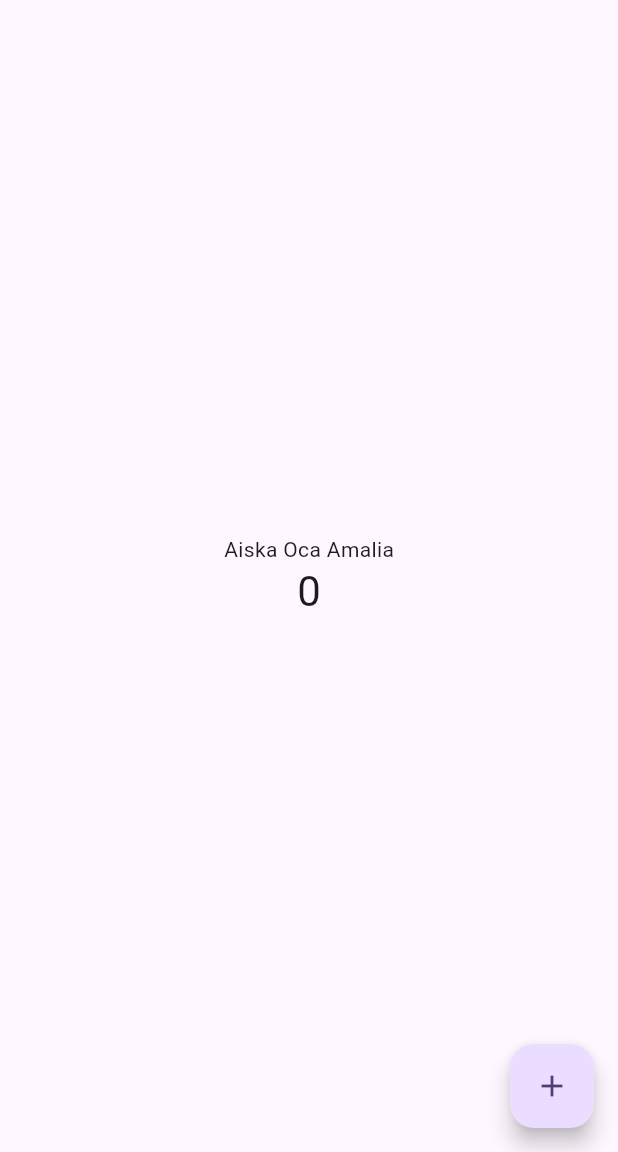
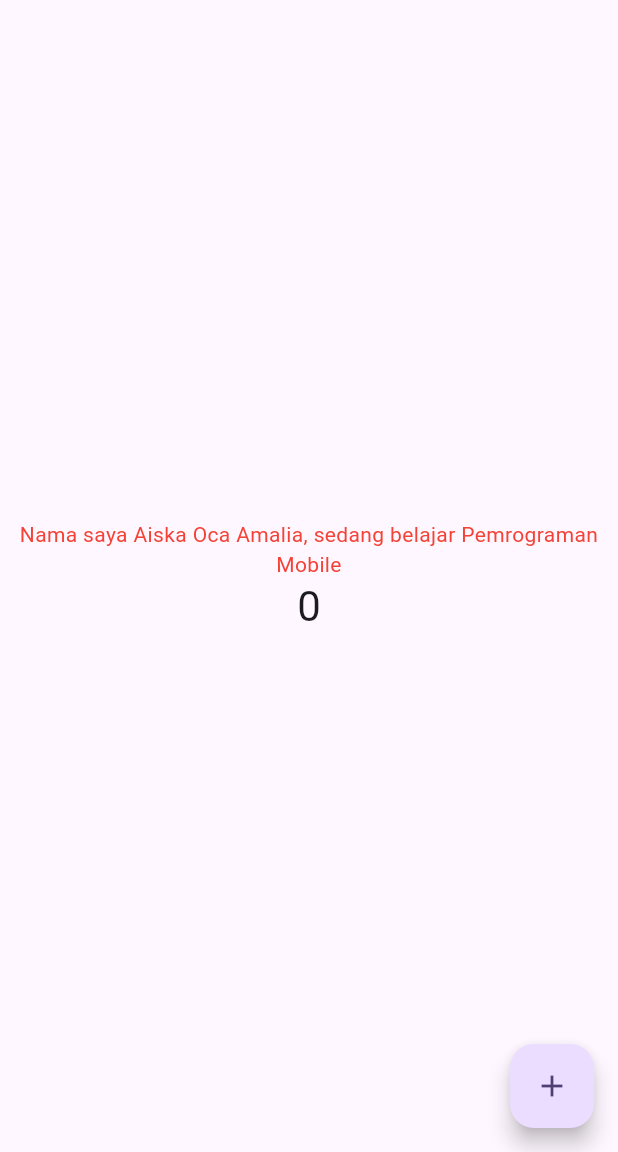
Before and after one commit to aiska28/flutter-fundamental-part1, a Flutter app: the screen it shows after launch, on a phone screen of 412 x 824 dp, the part 84-1236 px from its top. Run offline on Flutter 3.47's test engine with Material 3 defaults, Android fonts, the phone set to English and light mode, and no system bars.

Commit message:
Langkah 1: Text Widget

```diff
--- /dev/null
+++ b/lib/basic_widgets/text_widgets.dart
@@ -0,0 +1,13 @@
+import 'package:flutter/material.dart';
+
+class MyTextWidget extends StatelessWidget {
+  const MyTextWidget({Key? key}) : super(key: key);
+
+  @override
+  Widget build(BuildContext context) {
+    return const Text(
+      "Nama saya Aiska Oca Amalia, sedang belajar Pemrograman Mobile",
+      style: TextStyle(color: Colors.red, fontSize: 14),
+      textAlign: TextAlign.center);
+  }
+}
--- a/lib/main.dart
+++ b/lib/main.dart
@@ -1,4 +1,5 @@
- import 'package:flutter/material.dart';
+import 'package:flutter/material.dart';
+import 'package:hello_world/basic_widgets/text_widgets.dart';
 
 void main() {
   runApp(const MyApp());
@@ -7,27 +8,11 @@ void main() {
 class MyApp extends StatelessWidget {
   const MyApp({super.key});
 
-  // This widget is the root of your application.
   @override
   Widget build(BuildContext context) {
     return MaterialApp(
       title: 'Flutter Demo',
       theme: ThemeData(
-        // This is the theme of your application.
-        //
-        // TRY THIS: Try running your application with "flutter run". You'll see
-        // the application has a purple toolbar. Then, without quitting the app,
-        // try changing the seedColor in the colorScheme below to Colors.green
-        // and then invoke "hot reload" (save your changes or press the "hot
-        // reload" button in a Flutter-supported IDE, or press "r" if you used
-        // the command line to start the app).
-        //
-        // Notice that the counter didn't reset back to zero; the application
-        // state is not lost during the reload. To reset the state, use hot
-        // restart instead.
-        //
-        // This works for code too, not just values: Most code changes can be
-        // tested with just a hot reload.
         colorScheme: .fromSeed(seedColor: Colors.deepPurple),
       ),
       home: const MyHomePage(title: 'Flutter Demo Home Page'),
@@ -37,16 +22,6 @@ class MyApp extends StatelessWidget {
 
 class MyHomePage extends StatefulWidget {
   const MyHomePage({super.key, required this.title});
-
-  // This widget is the home page of your application. It is stateful, meaning
-  // that it has a State object (defined below) that contains fields that affect
-  // how it looks.
-
-  // This class is the configuration for the state. It holds the values (in this
-  // case the title) provided by the parent (in this case the App widget) and
-  // used by the build method of the State. Fields in a Widget subclass are
-  // always marked "final".
-
   final String title;
 
   @override
@@ -58,53 +33,22 @@ class _MyHomePageState extends State<MyHomePage> {
 
   void _incrementCounter() {
     setState(() {
-      // This call to setState tells the Flutter framework that something has
-      // changed in this State, which causes it to rerun the build method below
-      // so that the display can reflect the updated values. If we changed
-      // _counter without calling setState(), then the build method would not be
-      // called again, and so nothing would appear to happen.
       _counter++;
     });
   }
 
   @override
   Widget build(BuildContext context) {
-    // This method is rerun every time setState is called, for instance as done
-    // by the _incrementCounter method above.
-    //
-    // The Flutter framework has been optimized to make rerunning build methods
-    // fast, so that you can just rebuild anything that needs updating rather
-    // than having to individually change instances of widgets.
     return Scaffold(
       appBar: AppBar(
-        // TRY THIS: Try changing the color here to a specific color (to
-        // Colors.amber, perhaps?) and trigger a hot reload to see the AppBar
-        // change color while the other colors stay the same.
         backgroundColor: Theme.of(context).colorScheme.inversePrimary,
-        // Here we take the value from the MyHomePage object that was created by
-        // the App.build method, and use it to set our appbar title.
         title: Text(widget.title),
       ),
       body: Center(
-        // Center is a layout widget. It takes a single child and positions it
-        // in the middle of the parent.
         child: Column(
-          // Column is also a layout widget. It takes a list of children and
-          // arranges them vertically. By default, it sizes itself to fit its
-          // children horizontally, and tries to be as tall as its parent.
-          //
-          // Column has various properties to control how it sizes itself and
-          // how it positions its children. Here we use mainAxisAlignment to
-          // center the children vertically; the main axis here is the vertical
-          // axis because Columns are vertical (the cross axis would be
-          // horizontal).
-          //
-          // TRY THIS: Invoke "debug painting" (choose the "Toggle Debug Paint"
-          // action in the IDE, or press "p" in the console), to see the
-          // wireframe for each widget.
-          mainAxisAlignment: .center,
-          children: [
-            const Text('Aiska Oca Amalia'),
+          mainAxisAlignment: MainAxisAlignment.center,
+          children: <Widget>[
+            const MyTextWidget(),
             Text(
               '$_counter',
               style: Theme.of(context).textTheme.headlineMedium,
```
